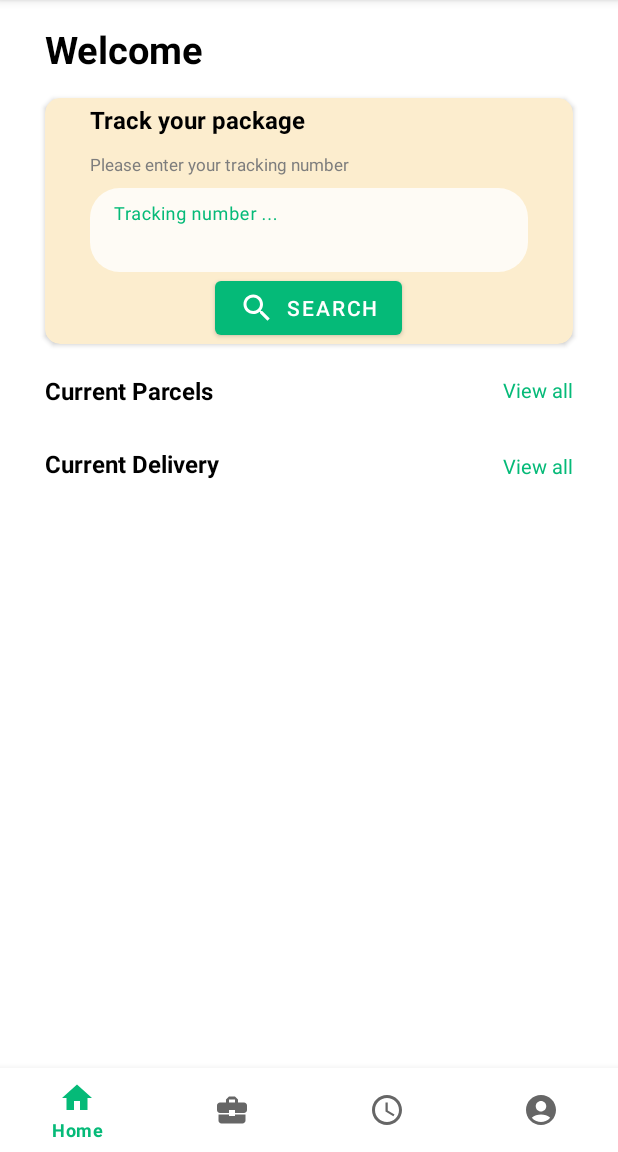
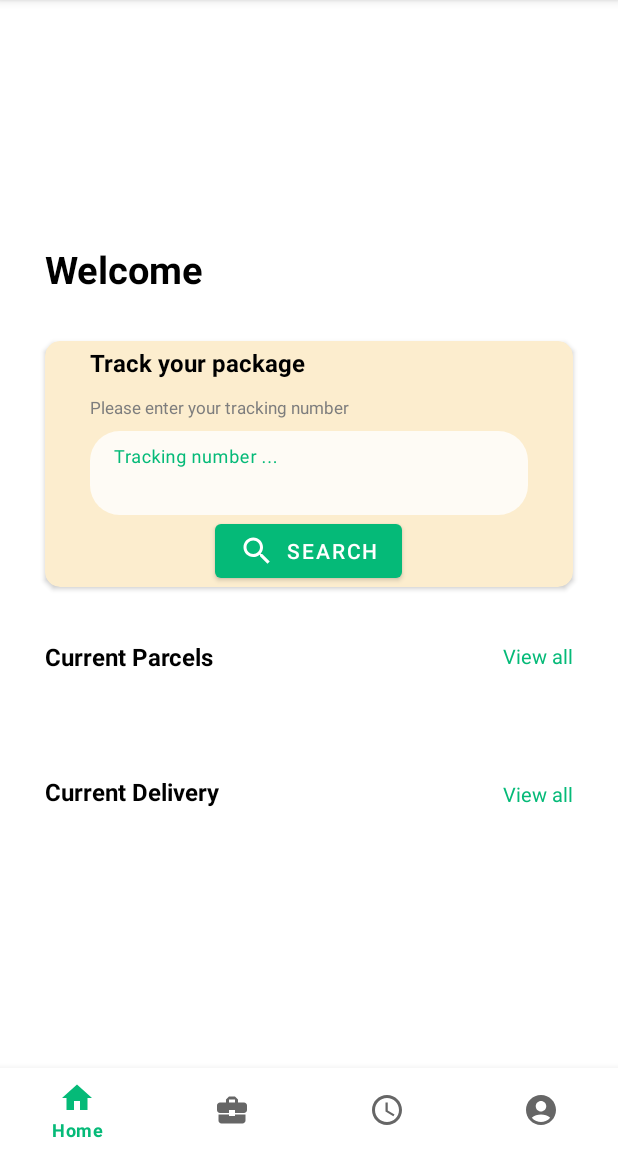
Before and after one commit to DevOps242/MyLogistics, an Android app: the MainActivity screen opened directly, with no data from a screen before it, on a phone screen of 412 x 824 dp, the part 84-1236 px from its top. Run offline under Robolectric (Android 15) with nearby library versions, the phone set to English and light mode, and no system bars; our stand-ins replace Firebase (no records; nobody signed in at launch, a user with empty details on screens opened directly).

Commit message:
Update: UI; Added scroll view to main activity; Corrected recycler view paddings; change icon color.

```diff
--- a/app/src/main/java/com/lh1158892/mylogistics/MainActivity.kt
+++ b/app/src/main/java/com/lh1158892/mylogistics/MainActivity.kt
@@ -3,11 +3,9 @@ package com.lh1158892.mylogistics
 import android.content.Intent
 import androidx.appcompat.app.AppCompatActivity
 import android.os.Bundle
-import android.util.Log
-import androidx.navigation.NavController
-import androidx.navigation.Navigation
-import androidx.navigation.fragment.NavHostFragment
-import androidx.navigation.ui.NavigationUI.setupWithNavController
+import androidx.activity.viewModels
+import com.lh1158892.mylogistics.Adapters.ParcelAdapter
+import com.lh1158892.mylogistics.ViewModels.ParcelViewModel
 import com.lh1158892.mylogistics.databinding.ActivityMainBinding
 
 class MainActivity : AppCompatActivity() {
@@ -19,6 +17,23 @@ class MainActivity : AppCompatActivity() {
         setContentView(binding.root)
         var currentActivity = 0;
 
+
+        val viewModel : ParcelViewModel by viewModels()
+        viewModel.getParcels().observe(this, {
+            binding.parcelRecyclerViewMain.adapter = ParcelAdapter(this,it)
+        })
+
+        // Parcel View All Button
+        binding.viewAllParcelButton.setOnClickListener {
+            val intent = Intent(this, ParcelActivity::class.java)
+            startActivity(intent)
+        }
+
+        // Deliveries View All Button
+        binding.viewAllDeliveriesButton.setOnClickListener {
+            val intent = Intent(this, DeliveryActivity::class.java)
+            startActivity(intent)
+        }
 
         // Handle Navigation Actions for the Activities
         var navigationHandler = binding.bottomNavigationView
@@ -32,22 +47,18 @@ class MainActivity : AppCompatActivity() {
                     when (index) {
                         0 -> {
                             val intent = Intent(this, MainActivity::class.java)
-//                            intent.putExtra("user",user)
                             startActivity(intent)
                         }
                         1 -> {
                             val intent = Intent(this, ParcelActivity::class.java)
-//                            intent.putExtra("user",user)
                             startActivity(intent)
                         }
                         2 -> {
                             val intent = Intent(this, DeliveryActivity::class.java)
-//                            intent.putExtra("user",user)
                             startActivity(intent)
                         }
                         3 -> {
                             val intent = Intent(this, AccountSettingActivity::class.java)
-//                            intent.putExtra("user",user)
                             startActivity(intent)
                         }
                     }
@@ -55,17 +66,7 @@ class MainActivity : AppCompatActivity() {
             }
         }
 
-        // Parcel View All Button
-        binding.viewAllParcelButton.setOnClickListener {
-            val intent = Intent(this, ParcelActivity::class.java)
-            startActivity(intent)
-        }
 
-        // Deliveries View All Button
-        binding.viewAllDeliveriesButton.setOnClickListener {
-            val intent = Intent(this, DeliveryActivity::class.java)
-            startActivity(intent)
-        }
 
     }
 }
--- a/app/src/main/res/drawable/baseline_add_24.xml
+++ b/app/src/main/res/drawable/baseline_add_24.xml
@@ -1,4 +1,4 @@
-<vector android:height="24dp" android:tint="#000000"
+<vector android:height="24dp" android:tint="#FFFFFF"
     android:viewportHeight="24" android:viewportWidth="24"
     android:width="24dp" xmlns:android="http://schemas.android.com/apk/res/android">
     <path android:fillColor="@android:color/white" android:pathData="M19,13h-6v6h-2v-6H5v-2h6V5h2v6h6v2z"/>
--- a/app/src/main/res/layout/activity_main.xml
+++ b/app/src/main/res/layout/activity_main.xml
@@ -7,6 +7,21 @@
     tools:context=".MainActivity"
     android:id="@+id/mainActivity">
 
+    <ScrollView
+        android:layout_width="match_parent"
+        android:layout_height="wrap_content"
+        app:layout_constraintStart_toStartOf="parent"
+        app:layout_constraintEnd_toEndOf="parent"
+        app:layout_constraintBottom_toTopOf="@id/bottomNavigationView"
+        app:layout_constraintTop_toTopOf="parent"
+        android:layout_marginVertical="20dp"
+        android:paddingVertical="20dp"
+        >
+
+        <LinearLayout
+            android:layout_width="match_parent"
+            android:layout_height="wrap_content"
+            android:orientation="vertical" >
     <!--Welcome user text-->
     <TextView
         android:id="@+id/mainPageTitle"
@@ -133,6 +148,21 @@
             />
     </LinearLayout>
 
+    <androidx.recyclerview.widget.RecyclerView
+        android:id="@+id/parcelRecyclerViewMain"
+        android:layout_width="match_parent"
+        android:layout_height="wrap_content"
+        app:layoutManager="androidx.recyclerview.widget.LinearLayoutManager"
+        app:layout_constraintStart_toStartOf="parent"
+        app:layout_constraintEnd_toEndOf="parent"
+        app:layout_constraintTop_toBottomOf="@+id/currentParcelsLabelContainer"
+        app:layout_constraintBottom_toTopOf="@+id/currentDeliveryLabelContainer"
+        android:layout_marginVertical="5dp"
+        android:layout_marginHorizontal="30dp"
+        android:paddingVertical="5dp"
+
+        />
+
     <!--Current Deliveries Label-->
     <LinearLayout
         android:id="@+id/currentDeliveryLabelContainer"
@@ -141,7 +171,7 @@
         android:orientation="horizontal"
         android:layout_marginHorizontal="30dp"
         android:layout_marginVertical="20dp"
-        app:layout_constraintTop_toBottomOf="@+id/currentParcelsLabelContainer"
+        app:layout_constraintTop_toBottomOf="@+id/parcelRecyclerViewMain"
         app:layout_constraintStart_toStartOf="parent"
         app:layout_constraintEnd_toEndOf="parent"
         >
@@ -161,7 +191,7 @@
         <TextView
             android:id="@+id/viewAllDeliveriesButton"
             android:layout_width="match_parent"
-            android:layout_height="match_parent"
+            android:layout_height="wrap_content"
             android:layout_marginVertical="3dp"
             android:text="@string/view_all"
             android:textColor="@color/green_500"
@@ -171,7 +201,9 @@
             />
 
     </LinearLayout>
+        </LinearLayout>
 
+    </ScrollView>
 
     <!--Bottom Navigation-->
     <com.google.android.material.bottomnavigation.BottomNavigationView
@@ -184,6 +216,4 @@
         app:layout_constraintHorizontal_bias="0.5"
         app:menu="@menu/nav_menu"/>
 
-
-
 </androidx.constraintlayout.widget.ConstraintLayout>
--- a/app/src/main/res/values/dimens.xml
+++ b/app/src/main/res/values/dimens.xml
@@ -1,4 +1,5 @@
 <?xml version="1.0" encoding="utf-8"?>
 <resources>
     <dimen name="pageTitle">25sp</dimen>
+    <dimen name="fab_margin">16dp</dimen>
 </resources>
```
Also changed, not shown: app/src/main/res/layout/activity_parcel.xml (+29 -6 lines).
